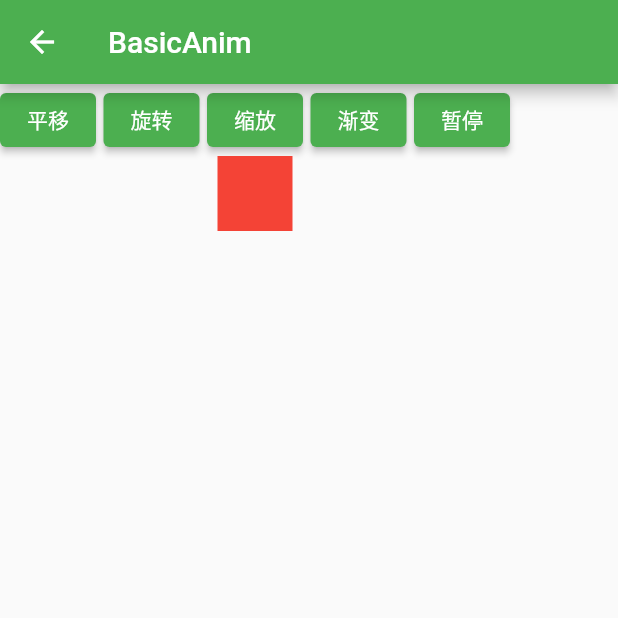
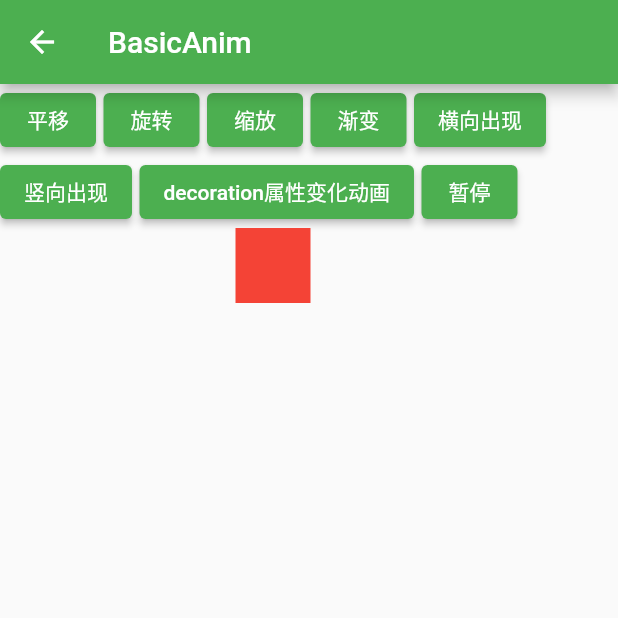
Before and after one commit to student9128/FlutterStudy, a Flutter app: the BasicAnim screen opened by its route, on a phone screen of 412 x 824 dp, the top half of it. Run offline on Flutter 3.47's test engine with Material 2 defaults, Android fonts, the phone set to English and light mode, and no system bars; our stand-ins replace fluro.

Commit message:
add:add two kinds of animation

```diff
--- a/lib/advanced/paf_viewer.dart
+++ b/lib/advanced/paf_viewer.dart
@@ -76,7 +76,8 @@ class _PDFViewerState extends State<PDFViewer> {
   @override
   Widget build(BuildContext context) {
     return Scaffold(
-      backgroundColor: Colors.transparent,
+      appBar: AppBar(title:const Text('pdf') ,),
+      backgroundColor: Colors.black,
       body: Container(
         color: Colors.transparent,
         child: BackdropFilter(
--- a/lib/anim/basic_anim.dart
+++ b/lib/anim/basic_anim.dart
@@ -15,6 +15,9 @@ class _BasicAnimState extends State<BasicAnim> with TickerProviderStateMixin{
   late Animation<double> _animation;
   late Animation<double> _animationRotate;
   late Animation<Offset> _animationOffset;
+  late Animation<double> _animationSize;
+  late Animation<Decoration> _animationDecoration;
+
   ///0平移，1旋转，2缩放，3渐变
   int currentType = 0;
   @override
@@ -24,7 +27,11 @@ class _BasicAnimState extends State<BasicAnim> with TickerProviderStateMixin{
       AnimationController(duration: Duration(seconds: 3), vsync: this)
         ..addStatusListener((status) {
           if (status == AnimationStatus.completed) {
+            if(currentType!=4&&currentType!=5){
             _animationController?.reverse();
+            }else{
+              // _animationController?.repeat();
+            }
           } else if (status == AnimationStatus.dismissed) {
             _animationController?.forward();
           }
@@ -32,7 +39,15 @@ class _BasicAnimState extends State<BasicAnim> with TickerProviderStateMixin{
   _animationRotate = Tween(begin: 0.0, end: 1.0 * pi).animate(_animationController!);
   _animationOffset = Tween(begin: Offset(0,0), end:Offset(0.7,.3)).animate(_animationController!);
   _animation = Tween(begin:1.0, end:0.5).animate(_animationController!);
-  //开始动画
+  _animationSize = Tween(begin:0.0, end:1.0).animate(_animationController!);
+  _animationDecoration = DecorationTween(
+            begin: BoxDecoration(color: Colors.blue, border: Border.all(style: BorderStyle.none),borderRadius: BorderRadius.circular(0)),
+            end: BoxDecoration(color: Colors.green,borderRadius: BorderRadius.circular(30),
+            boxShadow: [
+              BoxShadow(color: Colors.amber,blurRadius: 10,spreadRadius: 3,offset: Offset(0,6)),
+            ]))
+        .animate(_animationController!);
+    //开始动画
   // _animationController?.forward();
   }
   Widget rectangleContainer = Container(width: 50,height: 50,color: Colors.red,);
@@ -59,8 +74,32 @@ class _BasicAnimState extends State<BasicAnim> with TickerProviderStateMixin{
           opacity: _animation,
           child: rectangleContainer,
         );
+        case 4:
+        return SizeTransition(
+          sizeFactor: _animationSize,
+          axis: Axis.horizontal,
+          axisAlignment: -1,
+          child: rectangleContainer,
+        );
+        case 5:
+        return Container(
+          alignment: Alignment.center,
+          child: SizeTransition(
+          sizeFactor: _animationSize,
+          axis: Axis.vertical,
+          axisAlignment: -1,
+          child:Center(child:  rectangleContainer,),
+        ));
+           case 6:
+        return DecoratedBoxTransition(decoration: _animationDecoration, child:Container(child: rectangleContainer,
+        padding: EdgeInsets.all(10),) );
     }
     return rectangleContainer;
+  }
+  @override
+  void dispose() {
+    super.dispose();
+    _animationController?.dispose();
   }
   @override
   Widget build(BuildContext context) {
@@ -111,6 +150,36 @@ class _BasicAnimState extends State<BasicAnim> with TickerProviderStateMixin{
                   child: Text('渐变')),
               ElevatedButton(
                   onPressed: () {
+                         this.setState(() {
+                      currentType=4;
+                    });
+                    Future.delayed(Duration(seconds: 1),(){
+                    _animationController?.forward();
+                    });
+                  },
+                  child: Text('横向出现')),
+              ElevatedButton(
+                  onPressed: () {
+                         this.setState(() {
+                      currentType=5;
+                    });
+                    Future.delayed(Duration(seconds: 1),(){
+                    _animationController?.forward();
+                    });
+                  },
+                  child: Text('竖向出现')),
+                      ElevatedButton(
+                  onPressed: () {
+                         this.setState(() {
+                      currentType=6;
+                    });
+                    Future.delayed(Duration(seconds: 1),(){
+                    _animationController?.forward();
+                    });
+                  },
+                  child: Text('decoration属性变化动画')),
+              ElevatedButton(
+                  onPressed: () {
                     _animationController?.stop(canceled: false);
                     // _animationController?.reset();
                   },
```
